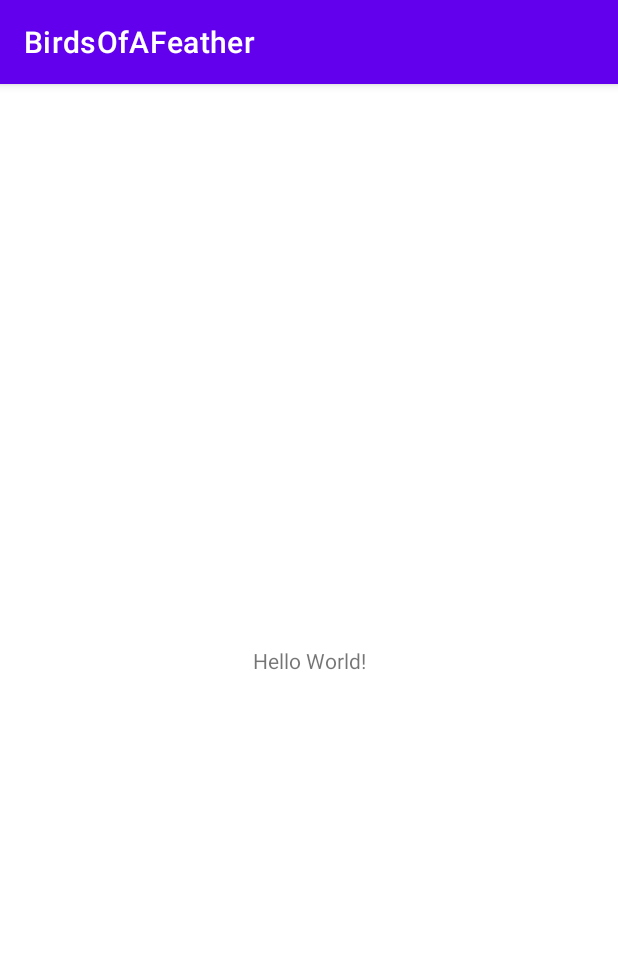
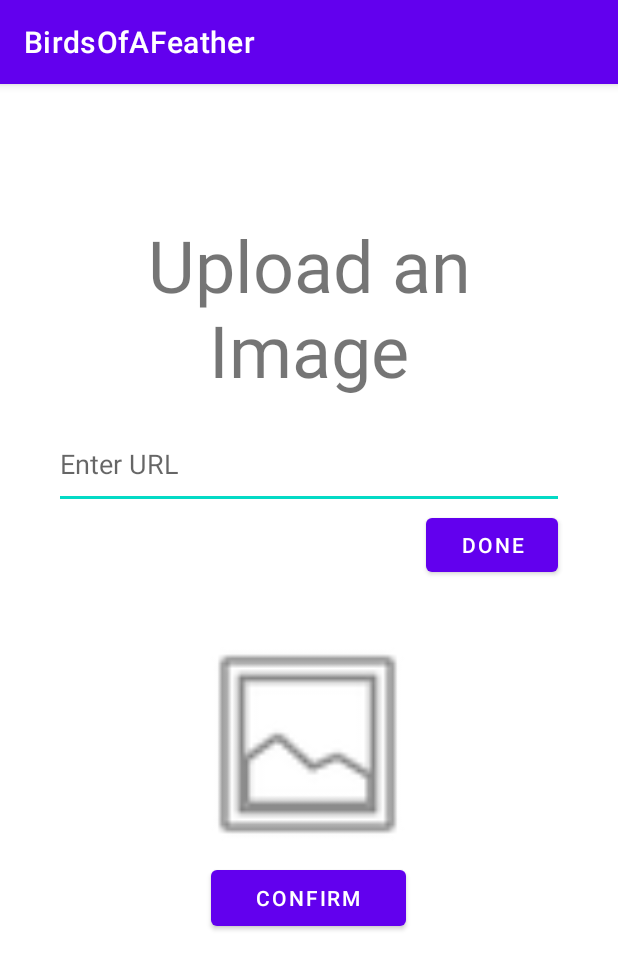
Before and after one commit to CSE-110-Winter-2022/birds-of-a-feather-team-32, an Android app: the screen it shows after launch (MainActivity), on a phone screen of 412 x 824 dp. Shown: the top 969 px of the screen. Run offline under Robolectric (Android 15) with nearby library versions, the phone set to English and light mode, and no system bars.

Commit message:
Image part 1

```diff
--- a/app/src/main/AndroidManifest.xml
+++ b/app/src/main/AndroidManifest.xml
@@ -1,7 +1,7 @@
 <?xml version="1.0" encoding="utf-8"?>
 <manifest xmlns:android="http://schemas.android.com/apk/res/android"
     package="com.example.birdsofafeather">
-
+    <uses-permission android:name="android.permission.INTERNET"/>
     <application
         android:allowBackup="true"
         android:icon="@mipmap/ic_launcher"
--- a/app/src/main/res/layout/activity_main.xml
+++ b/app/src/main/res/layout/activity_main.xml
@@ -4,15 +4,68 @@
     xmlns:tools="http://schemas.android.com/tools"
     android:layout_width="match_parent"
     android:layout_height="match_parent"
+    android:layout_alignParentStart="false"
+    android:layout_alignParentTop="false"
+    android:backgroundTint="#737373"
     tools:context=".MainActivity">
 
+    <Button
+        android:id="@+id/confirm"
+        android:layout_width="130dp"
+        android:layout_height="49dp"
+        android:text="Confirm"
+        android:onClick="onConfirmClicked"
+        app:layout_constraintEnd_toEndOf="parent"
+        app:layout_constraintHorizontal_bias="0.498"
+        app:layout_constraintStart_toStartOf="parent"
+        app:layout_constraintTop_toBottomOf="@+id/pfp" />
+
     <TextView
+        android:id="@+id/uploadTitle"
+        android:layout_width="338dp"
+        android:layout_height="136dp"
+        android:text="Upload an Image"
+        android:textAlignment="center"
+        android:textSize="48sp"
+        app:layout_constraintBottom_toBottomOf="parent"
+        app:layout_constraintEnd_toEndOf="parent"
+        app:layout_constraintHorizontal_bias="0.5"
+        app:layout_constraintStart_toStartOf="parent"
+        app:layout_constraintTop_toTopOf="parent"
+        app:layout_constraintVertical_bias="0.139" />
+
+    <EditText
+        android:id="@+id/URL"
+        android:layout_width="340dp"
+        android:layout_height="59dp"
+        android:ems="10"
+        android:hint="Enter URL"
+        android:inputType="textPersonName"
+        app:layout_constraintEnd_toEndOf="parent"
+        app:layout_constraintHorizontal_bias="0.5"
+        app:layout_constraintStart_toStartOf="parent"
+        app:layout_constraintTop_toBottomOf="@+id/uploadTitle" />
+
+    <ImageView
+        android:id="@+id/pfp"
+        android:layout_width="170dp"
+        android:layout_height="156dp"
+        app:layout_constraintBottom_toBottomOf="parent"
+        app:layout_constraintEnd_toEndOf="parent"
+        app:layout_constraintHorizontal_bias="0.497"
+        app:layout_constraintStart_toStartOf="parent"
+        app:layout_constraintTop_toBottomOf="@+id/URL"
+        app:layout_constraintVertical_bias="0.239"
+        app:srcCompat="@android:drawable/ic_menu_gallery" />
+
+    <Button
+        android:id="@+id/done"
         android:layout_width="wrap_content"
         android:layout_height="wrap_content"
-        android:text="Hello World!"
-        app:layout_constraintBottom_toBottomOf="parent"
-        app:layout_constraintLeft_toLeftOf="parent"
-        app:layout_constraintRight_toRightOf="parent"
-        app:layout_constraintTop_toTopOf="parent" />
+        android:layout_marginStart="284dp"
+        android:text="Done"
+        android:onClick="onDoneClicked"
+        app:layout_constraintStart_toStartOf="parent"
+        app:layout_constraintTop_toBottomOf="@+id/URL" />
 
 </androidx.constraintlayout.widget.ConstraintLayout>
```
Also changed, not shown: app/src/main/java/com/example/birdsofafeather/MainActivity.java (+58 -0 lines).
